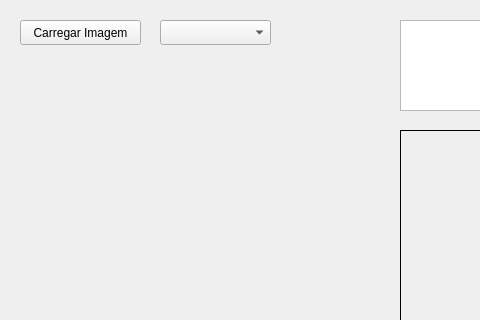
Above: mainwindow.ui from caiotaavares/photostop before the change; both pictures show x 0 to 480 and y 0 to 320 of the 953 by 755 pixel window. Below: the same form after it.
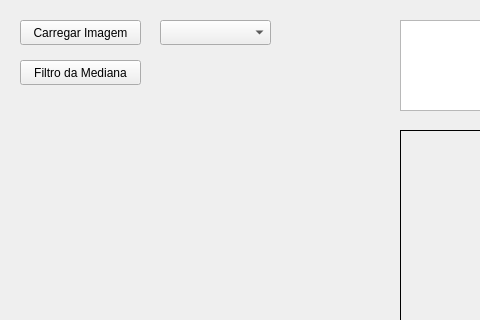
That is the form after the change.

The edit to the form file:
```diff
--- a/mainwindow.ui
+++ b/mainwindow.ui
@@ -98,6 +98,19 @@
      <bool>true</bool>
     </property>
    </widget>
+   <widget class="QPushButton" name="pushButton_2">
+    <property name="geometry">
+     <rect>
+      <x>20</x>
+      <y>60</y>
+      <width>121</width>
+      <height>25</height>
+     </rect>
+    </property>
+    <property name="text">
+     <string>Filtro da Mediana</string>
+    </property>
+   </widget>
   </widget>
   <widget class="QMenuBar" name="menubar">
    <property name="geometry">
```
